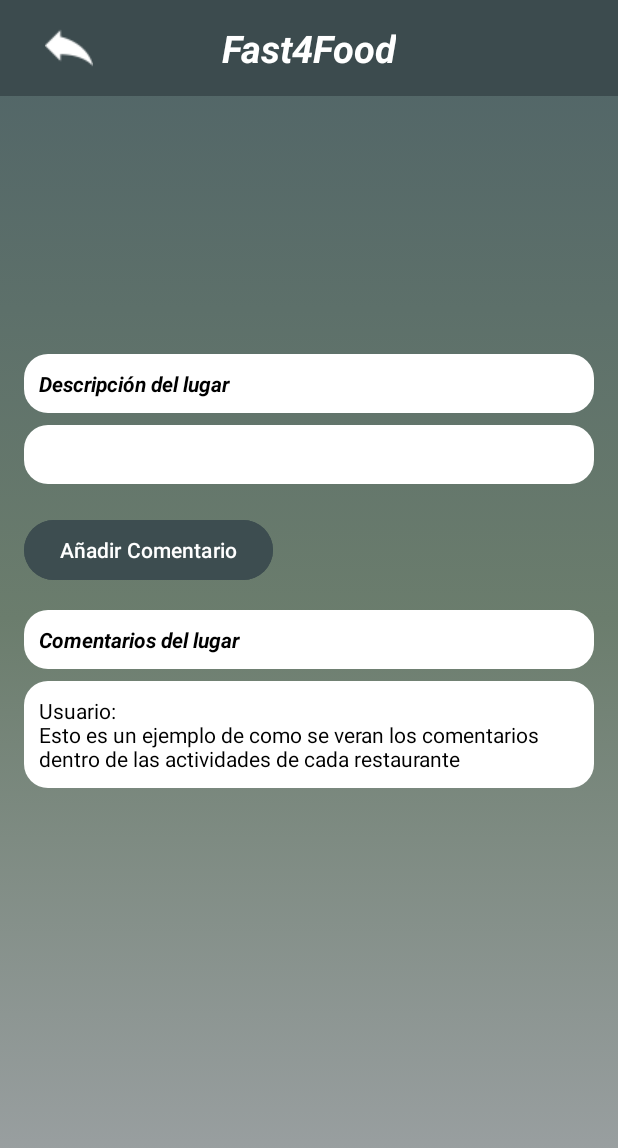
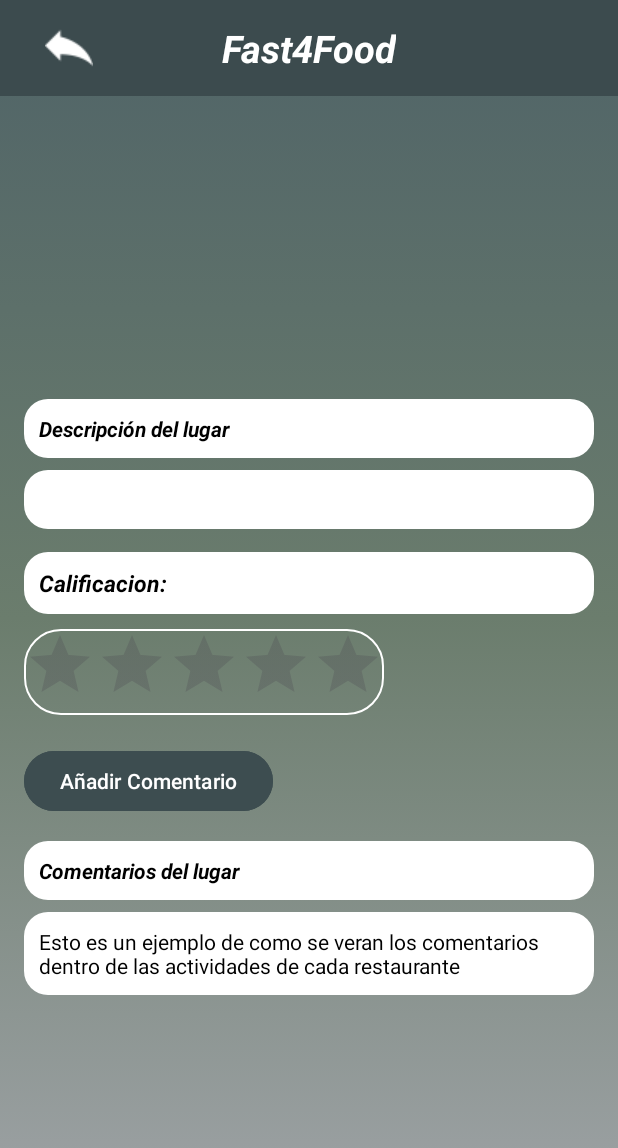
Before and after one commit to S3ctari0/MiAppRestaurante, an Android app: the layout activity_place.xml on its own in the app's theme, with its tools: preview values and no code run, on a phone screen of 412 x 824 dp. Shown: the top 1148 px of the screen. Run offline under Robolectric (Android 15) with nearby library versions, the phone set to English and light mode, and no system bars.

Commit message:
CommitPlaceSave

```diff
--- a/app/src/main/java/com/example/myapplication/ActivityMainPage.kt
+++ b/app/src/main/java/com/example/myapplication/ActivityMainPage.kt
@@ -23,7 +23,6 @@ class ActivityMainPage : AppCompatActivity() {
         super.onCreate(savedInstanceState)
         setContentView(R.layout.activity_main_page)
 
-        // Handle back button click (assuming logic exists in ActivityLogIn)
         val backButton = findViewById<ImageView>(R.id.back_button)
         backButton.setOnClickListener {
             val intent = Intent(this, ActivityLogIn::class.java)
@@ -31,19 +30,15 @@ class ActivityMainPage : AppCompatActivity() {
             finish()
         }
 
-        // Welcome message
         val userName = intent.getStringExtra("USER_NAME")
         val welcomeTextView = findViewById<TextView>(R.id.textView5)
         welcomeTextView.text = "Bienvenido\n$userName !"
 
-        // Configure RecyclerView
         recyclerView = findViewById(R.id.recyclerView)
         recyclerView.layoutManager = LinearLayoutManager(this)
 
-        // Load restaurants from Firebase
         obtenerRestaurantes()
 
-        // Handle add card button click (assuming logic exists in ActivityEditPlace)
         val addCardButton = findViewById<Button>(R.id.buttonAddPlace)
         addCardButton.setOnClickListener {
             val intent = Intent(this, ActivityEditPlace::class.java)
@@ -59,12 +54,10 @@ class ActivityMainPage : AppCompatActivity() {
                     val nombre = document.getString("nombre") ?: ""
                     val descripcion = document.getString("descripcion") ?: ""
                     val imagenUrl = document.getString("imagenUrl") ?: ""
-                    Restaurante(nombre, descripcion, imagenUrl) // Ensure Restaurante class exists
+                    Restaurante(nombre, descripcion, imagenUrl)
                 }
 
-                // Create and set adapter to RecyclerView with click handling
                 adapter = RestauranteAdapter(restaurantes) { restaurante ->
-                    // Now redirect to ActivityPlace when a restaurant is clicked
                     val intent = Intent(this, ActivityPlace::class.java)
                     intent.putExtra("restaurante_nombre", restaurante.nombre)
                     intent.putExtra("restaurante_descripcion", restaurante.descripcion)
--- a/app/src/main/java/com/example/myapplication/ActivityPlace.kt
+++ b/app/src/main/java/com/example/myapplication/ActivityPlace.kt
@@ -5,7 +5,9 @@ import androidx.core.view.ViewCompat
 import androidx.core.view.WindowInsetsCompat
 import android.os.Bundle
 import android.widget.ImageView
+import android.widget.RatingBar
 import android.widget.TextView
+import android.widget.Toast
 import androidx.appcompat.app.AppCompatActivity
 import com.bumptech.glide.Glide
 
@@ -19,21 +21,18 @@ class ActivityPlace : AppCompatActivity() {
         backButton.setOnClickListener {
             finish()
         }
-            // Obtener los datos del restaurante desde el Intent
+        val ratingbar = findViewById<RatingBar>(R.id.estrellasCalificacion)
         val nombre = intent.getStringExtra("restaurante_nombre") ?: ""
         val descripcion = intent.getStringExtra("restaurante_descripcion") ?: ""
         val imagenUrl = intent.getStringExtra("restaurante_imagen_url") ?: ""
 
-            // Enlazar los elementos de la interfaz de usuario con las variables de Kotlin
         val tvNombre = findViewById<TextView>(R.id.textTittlePlace)
         val tvDescripcion = findViewById<TextView>(R.id.placeDescription)
         val ivImagen = findViewById<ImageView>(R.id.imagePlace)
 
-            // Asignar los datos a los elementos de la interfaz
         tvNombre.text = nombre
         tvDescripcion.text = descripcion
 
-            // Cargar la imagen usando Glide
         Glide.with(this)
             .load(imagenUrl)
             .into(ivImagen)
--- a/app/src/main/java/com/example/myapplication/RestauranteAdapter.kt
+++ b/app/src/main/java/com/example/myapplication/RestauranteAdapter.kt
@@ -26,14 +26,14 @@ class RestauranteAdapter(private val restaurantes: List<Restaurante>, private va
         val restaurante = restaurantes[position]
         holder.textView.text = restaurante.nombre
 
-        // Cargar la imagen usando Glide o Picasso
+        // Cargar la imagen usando Glide
         Glide.with(holder.itemView.context)
             .load(restaurante.imagenUrl)
             .into(holder.imageButton)
 
         holder.itemView.setOnClickListener {
             Log.d("RestauranteAdapter", "Seleccionado: ${restaurante.nombre}")
-            onClick(restaurante) // Llama a la función al hacer clic
+            onClick(restaurante)
         }
     }
 
--- a/app/src/main/res/layout/activity_place.xml
+++ b/app/src/main/res/layout/activity_place.xml
@@ -66,8 +66,8 @@
 
                 <ImageView
                     android:id="@+id/imagePlace"
-                    android:layout_width="180dp"
-                    android:layout_height="130dp"
+                    android:layout_width="200dp"
+                    android:layout_height="160dp"
                     android:layout_marginEnd="20dp"
                     android:layout_gravity="center_vertical"
                     android:layout_marginStart="8dp"/>
@@ -94,6 +94,24 @@
                 android:textColor="@color/black"
                 android:padding="10dp"
                 android:textStyle="italic"/>
+            <TextView
+                android:layout_width="match_parent"
+                android:layout_height="wrap_content"
+                android:text="@string/calificacion"
+                android:layout_marginTop="15dp"
+                android:textSize="15sp"
+                android:padding="10dp"
+                android:textStyle="italic|bold"
+                android:textColor="#000000"
+                android:background="@drawable/background_rounded"/>
+            <RatingBar
+                android:background="@drawable/rounded_corner"
+                android:id="@+id/estrellasCalificacion"
+                android:layout_width="wrap_content"
+                android:layout_marginTop="10dp"
+                android:numStars="5"
+                android:layout_height="wrap_content"
+                />
 
             <Button
                 android:id="@+id/ButtonAddComments"
@@ -120,7 +138,7 @@
                 android:layout_height="wrap_content"
                 android:layout_marginTop="8dp"
                 android:background="@drawable/background_rounded"
-                android:text="Usuario:\nEsto es un ejemplo de como se veran los comentarios dentro de las actividades de cada restaurante"
+                android:text="Esto es un ejemplo de como se veran los comentarios dentro de las actividades de cada restaurante"
                 android:textColor="@color/black"
                 android:padding="10dp"/>
         </LinearLayout>
--- a/app/src/main/res/values/strings.xml
+++ b/app/src/main/res/values/strings.xml
@@ -18,4 +18,5 @@
     <string name="anadirrestaurante">Añadir Comentario</string>
     <string name="comentarioplace">Comentarios del lugar</string>
     <string name="descplace">Descripción del lugar</string>
+    <string name="calificacion">Calificacion:</string>
 </resources>
```
